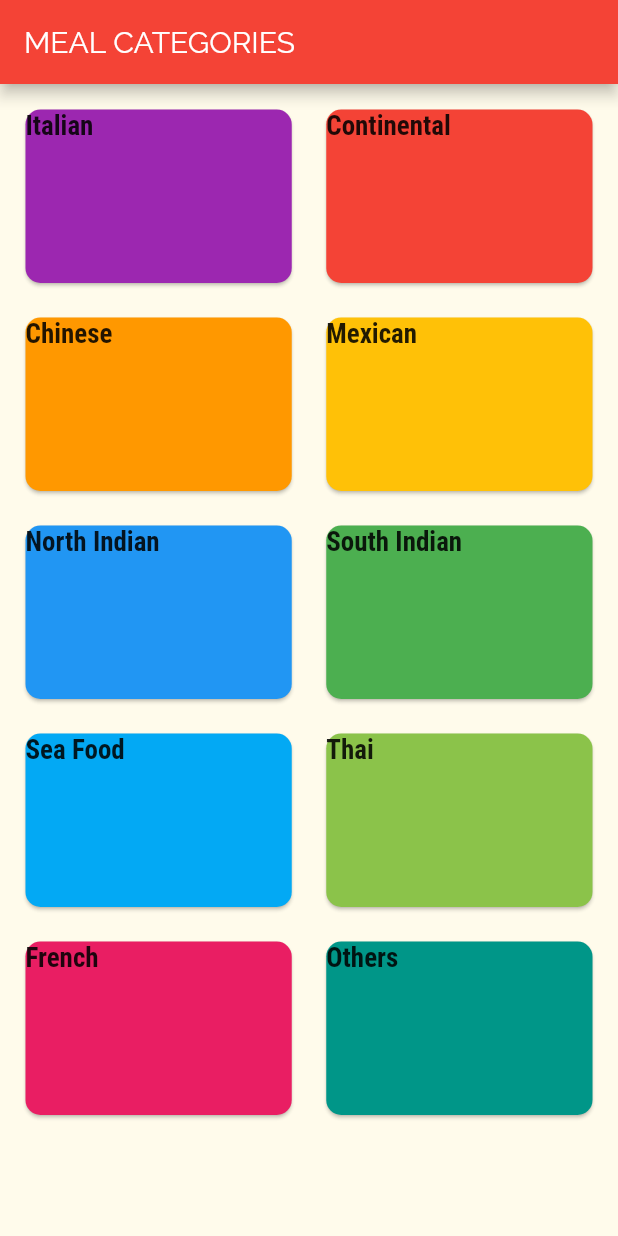
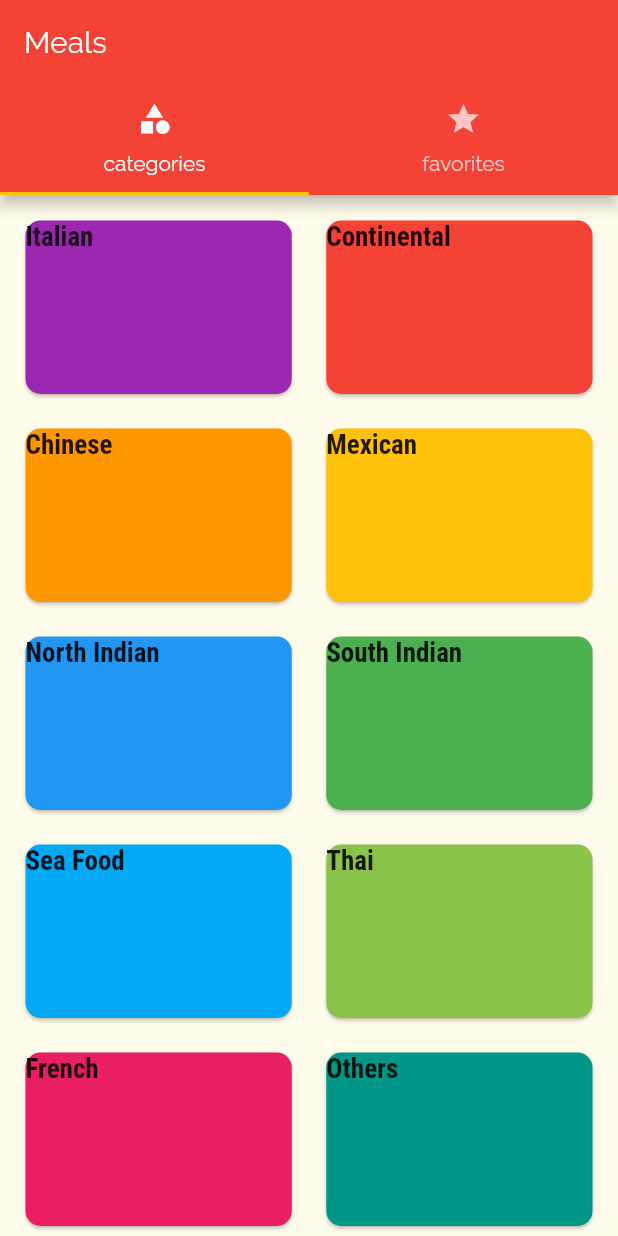
Before and after one commit to vasugarg25/Mealapp, a Flutter app: the screen it shows after launch, on a phone screen of 412 x 824 dp. Run offline on Flutter 3.47's test engine with Material 2 defaults, Android fonts, the phone set to English and light mode, and no system bars.

Commit message:
added tab bar screen

```diff
--- a/practice_app/lib/categories_screen.dart
+++ b/practice_app/lib/categories_screen.dart
@@ -5,9 +5,8 @@ import './category_item.dart';
 class CategoriesScreen extends StatelessWidget {
   @override
   Widget build(BuildContext context) {
-    return Scaffold(
-      appBar: AppBar(title: const Text("MEAL CATEGORIES"),),
-        body: GridView(
+    return
+        GridView(
           padding: EdgeInsets.all(13),
       children: DUMMY_CATEGORIES
           .map((catData) => CategoryItem(catData.id,catData.title, catData.color))
@@ -17,6 +16,6 @@ class CategoriesScreen extends StatelessWidget {
           childAspectRatio: 3/2,
           crossAxisSpacing: 15,
           mainAxisSpacing: 15),
-    )); //sliver means scrollable area
+    ); //sliver means scrollable area
   }
 }
--- /dev/null
+++ b/practice_app/lib/favorites_screen.dart
@@ -0,0 +1,7 @@
+import 'package:flutter/material.dart';
+class FavoriteScreen extends StatelessWidget {
+  @override
+  Widget build(BuildContext context) {
+    return Center(child: Text("vaus"),);
+  }
+}
--- a/practice_app/lib/main.dart
+++ b/practice_app/lib/main.dart
@@ -3,6 +3,7 @@ import "package:flutter/foundation.dart";
 import 'package:flutter/material.dart';
 import 'package:practice_app/category_meal_screen.dart';
 import 'package:practice_app/meal_detail_screen.dart';
+import 'package:practice_app/tabs_screen.dart';
 import './dummy_data.dart';
 import './category_item.dart';
 import 'categories_screen.dart';
@@ -28,7 +29,7 @@ class MyApp extends StatelessWidget {
                 fontWeight: FontWeight.bold,
                 fontFamily: 'RobotoCondensed')),
       ),
-      home: CategoriesScreen(),
+      home: TabScreen(),
       routes: {
         '/category-meals':(ctx)=>CategoryMealScreen(), //these routes are helpful in bigger apps where there are many pages!
         '/meal-detail': (ctx)=>MealDetailScreen(),
--- /dev/null
+++ b/practice_app/lib/tabs_screen.dart
@@ -0,0 +1,36 @@
+import 'package:flutter/material.dart';
+import 'package:practice_app/categories_screen.dart';
+import 'package:practice_app/favorites_screen.dart';
+
+class TabScreen extends StatefulWidget {
+  @override
+  _TabScreenState createState() => _TabScreenState();
+}
+
+class _TabScreenState extends State<TabScreen> {
+  @override
+  Widget build(BuildContext context) {
+    return DefaultTabController(
+        length: 2,
+        child: Scaffold(
+          appBar: AppBar(
+            title: Text("Meals"),
+            bottom: TabBar(
+              tabs: [
+                Tab(
+                  icon: Icon(Icons.category),
+                  text: "categories",
+                ),
+                Tab(icon: Icon(Icons.star), text: "favorites")
+              ],
+            ),
+          ),
+          body: TabBarView(
+            children:[
+            CategoriesScreen(),FavoriteScreen()]
+          ),
+        ),
+
+    );
+  }
+}
```
